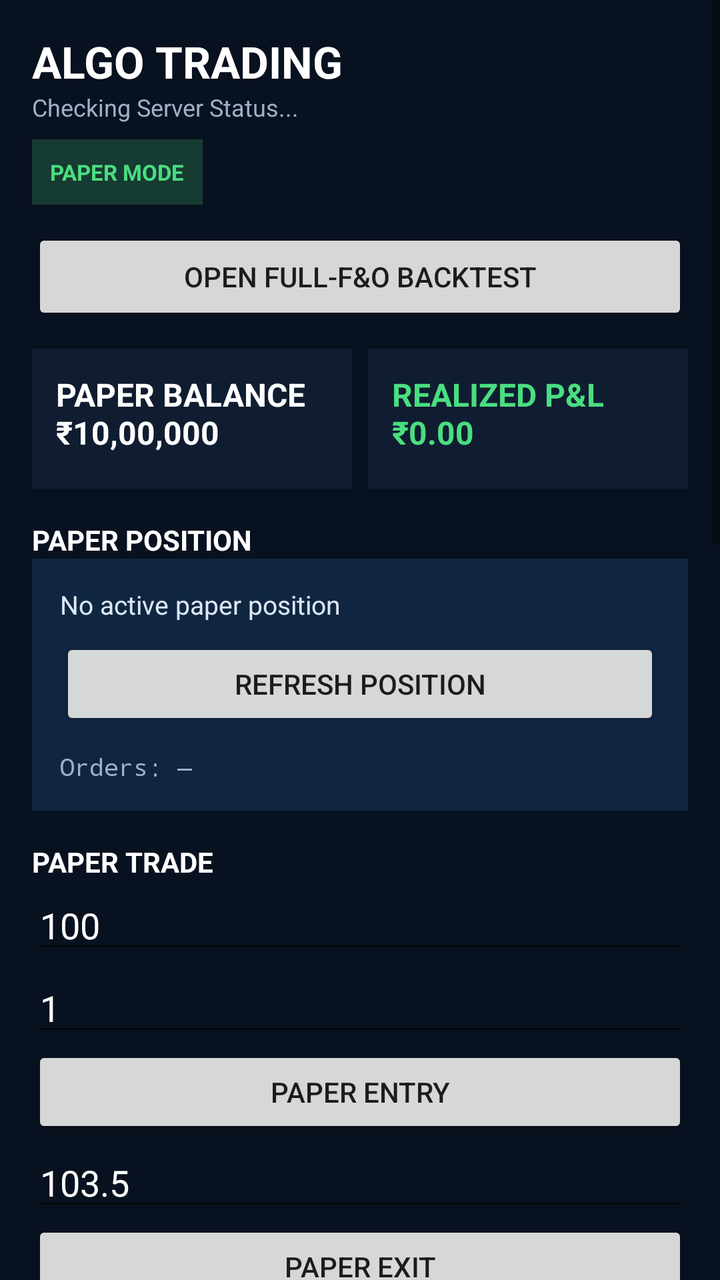
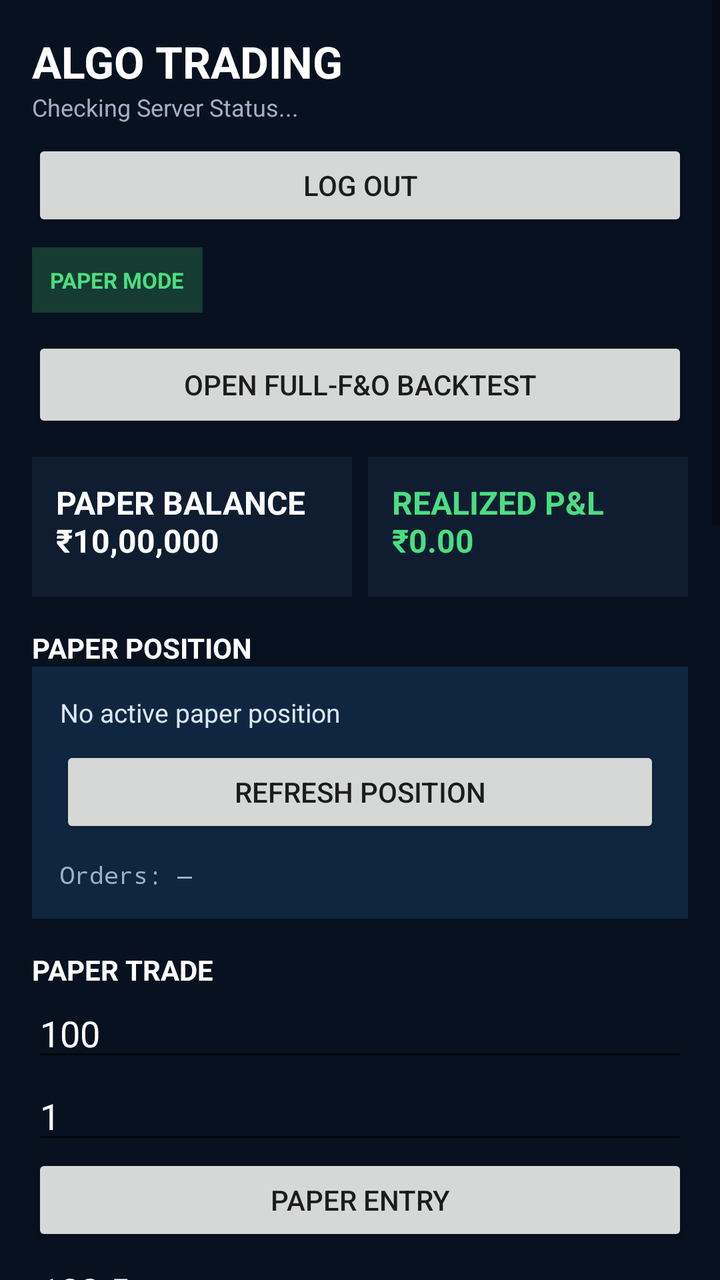

The first picture is an Android layout as it rendered before a commit; the second is the same layout after the commit. The layout source and the unified diff follow.
<!-- AndroidManifest.xml: application theme Theme.AppCompat.DayNight.DarkActionBar -->
<!-- res/layout/activity_main.xml -->
<?xml version="1.0" encoding="utf-8"?>
<ScrollView xmlns:android="http://schemas.android.com/apk/res/android" android:layout_width="match_parent" android:layout_height="match_parent" android:background="#08111F" android:fillViewport="true">
<LinearLayout android:layout_width="match_parent" android:layout_height="wrap_content" android:orientation="vertical" android:padding="16dp">
<TextView android:layout_width="wrap_content" android:layout_height="wrap_content" android:text="ALGO TRADING" android:textColor="#FFFFFF" android:textSize="22sp" android:textStyle="bold"/>
<TextView android:id="@+id/tvStatus" android:layout_width="wrap_content" android:layout_height="wrap_content" android:text="Checking Server Status..." android:textColor="#9FB0C7" android:textSize="12sp"/>
<TextView android:layout_width="wrap_content" android:layout_height="wrap_content" android:layout_marginTop="8dp" android:background="#163B32" android:padding="9dp" android:text="PAPER MODE" android:textColor="#4ADE80" android:textSize="11sp" android:textStyle="bold"/>
<Button android:id="@+id/btnFullFnoBacktest" android:layout_width="match_parent" android:layout_height="48dp" android:layout_marginTop="12dp" android:text="OPEN FULL-F&amp;O BACKTEST"/>
<LinearLayout android:layout_width="match_parent" android:layout_height="wrap_content" android:orientation="horizontal" android:layout_marginTop="12dp">
<TextView android:id="@+id/tvPaperBalance" android:layout_width="0dp" android:layout_height="70dp" android:layout_weight="1" android:background="#101D31" android:padding="12dp" android:text="PAPER BALANCE\n₹10,00,000" android:textColor="#FFFFFF" android:textSize="16sp" android:textStyle="bold"/>
<TextView android:id="@+id/tvPaperResult" android:layout_width="0dp" android:layout_height="70dp" android:layout_weight="1" android:layout_marginStart="8dp" android:background="#101D31" android:padding="12dp" android:text="REALIZED P&amp;L\n₹0.00" android:textColor="#4ADE80" android:textSize="16sp" android:textStyle="bold"/>
</LinearLayout>
<TextView android:layout_width="wrap_content" android:layout_height="wrap_content" android:layout_marginTop="16dp" android:text="PAPER POSITION" android:textColor="#FFFFFF" android:textSize="14sp" android:textStyle="bold"/>
<LinearLayout android:layout_width="match_parent" android:layout_height="wrap_content" android:background="#102640" android:orientation="vertical" android:padding="14dp">
<TextView android:id="@+id/tvPaperPosition" android:layout_width="match_parent" android:layout_height="wrap_content" android:text="No active paper position" android:textColor="#DCE6F5" android:textSize="13sp"/>
<Button android:id="@+id/btnPaperPosition" android:layout_width="match_parent" android:layout_height="46dp" android:layout_marginTop="8dp" android:text="REFRESH POSITION"/>
<TextView android:id="@+id/tvPaperOrders" android:layout_width="match_parent" android:layout_height="wrap_content" android:layout_marginTop="10dp" android:text="Orders: —" android:textColor="#9FB0C7" android:textSize="12sp" android:fontFamily="monospace"/>
</LinearLayout>
<TextView android:layout_width="wrap_content" android:layout_height="wrap_content" android:layout_marginTop="16dp" android:text="PAPER TRADE" android:textColor="#FFFFFF" android:textSize="14sp" android:textStyle="bold"/>
<EditText android:id="@+id/etEntryPrice" android:layout_width="match_parent" android:layout_height="wrap_content" android:hint="Entry Price" android:inputType="numberDecimal" android:text="100" android:textColor="#FFFFFF" android:textColorHint="#8295AE"/>
<EditText android:id="@+id/etQuantity" android:layout_width="match_parent" android:layout_height="wrap_content" android:hint="Quantity" android:inputType="numberDecimal" android:text="1" android:textColor="#FFFFFF" android:textColorHint="#8295AE"/>
<Button android:id="@+id/btnPaperEntry" android:layout_width="match_parent" android:layout_height="46dp" android:text="PAPER ENTRY"/>
<EditText android:id="@+id/etExitPrice" android:layout_width="match_parent" android:layout_height="wrap_content" android:hint="Exit Price" android:inputType="numberDecimal" android:text="103.5" android:textColor="#FFFFFF" android:textColorHint="#8295AE"/>
<Button android:id="@+id/btnPaperExit" android:layout_width="match_parent" android:layout_height="46dp" android:text="PAPER EXIT"/>
<TextView android:layout_width="wrap_content" android:layout_height="wrap_content" android:layout_marginTop="16dp" android:text="BROKER CONNECTION" android:textColor="#FFFFFF" android:textSize="14sp" android:textStyle="bold"/>
<EditText android:id="@+id/etBrokerApiKey" android:layout_width="match_parent" android:layout_height="wrap_content" android:hint="Angel One API Key" android:textColor="#FFFFFF" android:textColorHint="#8295AE" android:inputType="textPassword"/>
<EditText android:id="@+id/etBrokerClientCode" android:layout_width="match_parent" android:layout_height="wrap_content" android:hint="Client Code" android:textColor="#FFFFFF" android:textColorHint="#8295AE"/>
<EditText android:id="@+id/etBrokerPassword" android:layout_width="match_parent" android:layout_height="wrap_content" android:hint="Broker Password" android:textColor="#FFFFFF" android:textColorHint="#8295AE" android:inputType="textPassword"/>
<EditText android:id="@+id/etBrokerTotpSecret" android:layout_width="match_parent" android:layout_height="wrap_content" android:hint="TOTP Secret" android:textColor="#FFFFFF" android:textColorHint="#8295AE" android:inputType="textPassword"/>
<Button android:id="@+id/btnConnectBroker" android:layout_width="match_parent" android:layout_height="46dp" android:text="CONNECT ANGEL ONE"/>
<Button android:id="@+id/btnDisconnectBroker" android:layout_width="match_parent" android:layout_height="46dp" android:text="DISCONNECT BROKER"/>
<TextView android:id="@+id/tvBrokerStatus" android:layout_width="match_parent" android:layout_height="wrap_content" android:text="Broker Status: Not checked" android:textColor="#9FB0C7" android:padding="8dp"/>
<TextView android:layout_width="wrap_content" android:layout_height="wrap_content" android:layout_marginTop="16dp" android:text="REAL TRADING SAFETY" android:textColor="#FFFFFF" android:textSize="14sp" android:textStyle="bold"/>
<TextView android:id="@+id/tvSafetyStatus" android:layout_width="match_parent" android:layout_height="wrap_content" android:text="Safety: OFF • Kill Switch: ON" android:textColor="#FBBF24" android:padding="8dp"/>
<TextView android:id="@+id/tvSafetyRouting" android:layout_width="match_parent" android:layout_height="wrap_content" android:text="Live order routing: DISABLED" android:textColor="#9FB0C7"/>
<Button android:id="@+id/btnEnableRealTrading" android:layout_width="match_parent" android:layout_height="46dp" android:text="ENABLE REAL TRADING SAFETY"/>
<Button android:id="@+id/btnDisableRealTrading" android:layout_width="match_parent" android:layout_height="46dp" android:text="DISABLE REAL TRADING"/>
<Button android:id="@+id/btnKillSwitch" android:layout_width="match_parent" android:layout_height="46dp" android:text="KILL SWITCH"/>
<TextView android:layout_width="wrap_content" android:layout_height="wrap_content" android:layout_marginTop="16dp" android:text="CASH–FUTURE SCANNER" android:textColor="#FFFFFF" android:textSize="14sp" android:textStyle="bold"/>
<Button android:id="@+id/btnRunScanner" android:layout_width="match_parent" android:layout_height="46dp" android:text="RUN CASH–FUTURE SCAN"/>
<Button android:id="@+id/btnScannerPaperExecute" android:layout_width="match_parent" android:layout_height="46dp" android:layout_marginTop="8dp" android:text="PAPER EXECUTE • NO EXECUTABLE OPPORTUNITY" android:enabled="false"/>
<TextView android:id="@+id/tvScannerResult" android:layout_width="match_parent" android:layout_height="wrap_content" android:text="Scanner results will appear here." android:textColor="#DCE6F5" android:textSize="12sp" android:fontFamily="monospace" android:padding="12dp"/>
<TextView android:id="@+id/tvScannerAutoRefreshStatus" android:layout_width="match_parent" android:layout_height="wrap_content" android:text="Auto Refresh: OFF" android:textColor="#8295AE" android:textSize="11sp"/>
<TextView android:id="@+id/tvScannerNextRefresh" android:layout_width="match_parent" android:layout_height="wrap_content" android:text="Next Refresh: —" android:textColor="#8295AE" android:textSize="11sp"/>
<CheckBox android:id="@+id/cbScannerAutoRefresh" android:layout_width="match_parent" android:layout_height="wrap_content" android:text="Auto refresh scanner" android:textColor="#DCE6F5"/>
<EditText android:id="@+id/etScannerRefreshSeconds" android:layout_width="match_parent" android:layout_height="wrap_content" android:hint="Refresh seconds (10–300)" android:inputType="number" android:text="30" android:textColor="#FFFFFF" android:textColorHint="#8295AE"/>
</LinearLayout>
</ScrollView>
<!-- resources referenced by this layout -->
<resources>

</resources>

<!-- the commit's change to res/layout/activity_main.xml (unified diff, before → after) -->
@@ -3,6 +3,7 @@
 <LinearLayout android:layout_width="match_parent" android:layout_height="wrap_content" android:orientation="vertical" android:padding="16dp">
 <TextView android:layout_width="wrap_content" android:layout_height="wrap_content" android:text="ALGO TRADING" android:textColor="#FFFFFF" android:textSize="22sp" android:textStyle="bold"/>
 <TextView android:id="@+id/tvStatus" android:layout_width="wrap_content" android:layout_height="wrap_content" android:text="Checking Server Status..." android:textColor="#9FB0C7" android:textSize="12sp"/>
+<Button android:id="@+id/btnLogout" android:layout_width="match_parent" android:layout_height="46dp" android:layout_marginTop="8dp" android:text="LOG OUT"/>
 <TextView android:layout_width="wrap_content" android:layout_height="wrap_content" android:layout_marginTop="8dp" android:background="#163B32" android:padding="9dp" android:text="PAPER MODE" android:textColor="#4ADE80" android:textSize="11sp" android:textStyle="bold"/>
 <Button android:id="@+id/btnFullFnoBacktest" android:layout_width="match_parent" android:layout_height="48dp" android:layout_marginTop="12dp" android:text="OPEN FULL-F&amp;O BACKTEST"/>
 <LinearLayout android:layout_width="match_parent" android:layout_height="wrap_content" android:orientation="horizontal" android:layout_marginTop="12dp">
